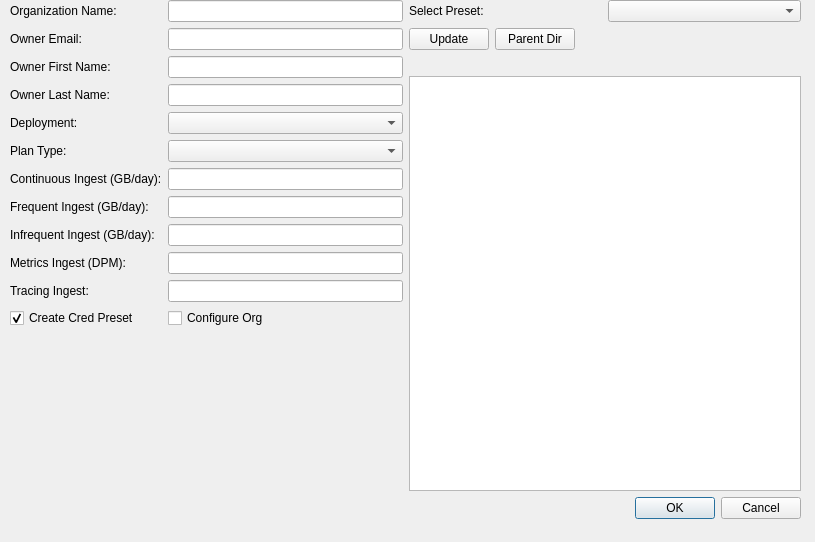
SumoLogic/sumologictoolbox, file data/org_details.ui: the form before one commit.
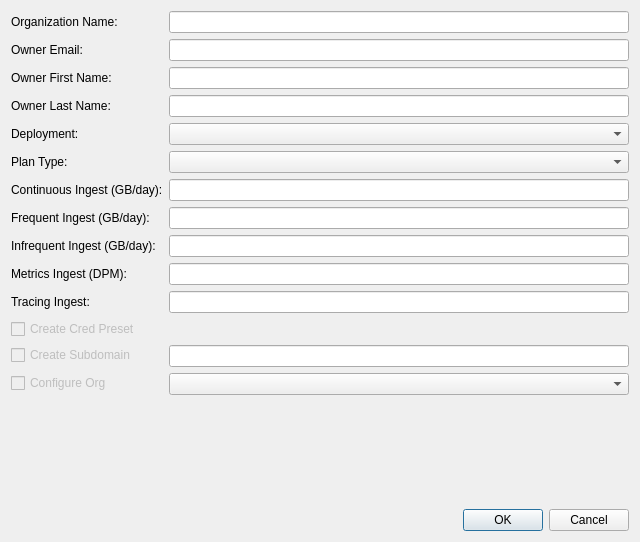
The form after the commit.

The edit to the form file:
```diff
--- a/data/org_details.ui
+++ b/data/org_details.ui
@@ -6,25 +6,16 @@
    <rect>
     <x>0</x>
     <y>0</y>
-    <width>815</width>
+    <width>640</width>
     <height>542</height>
    </rect>
   </property>
   <property name="windowTitle">
    <string>Dialog</string>
   </property>
-  <widget class="QWidget" name="">
-   <property name="geometry">
-    <rect>
-     <x>10</x>
-     <y>0</y>
-     <width>791</width>
-     <height>519</height>
-    </rect>
-   </property>
-   <layout class="QVBoxLayout" name="verticalLayout_2">
+  <layout class="QVBoxLayout" name="verticalLayout_4">
     <item>
-     <layout class="QHBoxLayout" name="horizontalLayout_3">
+    <layout class="QHBoxLayout" name="horizontalLayout_4">
       <item>
        <layout class="QFormLayout" name="formLayout">
         <item row="0" column="0">
@@ -139,83 +130,42 @@
         </item>
         <item row="11" column="0">
          <widget class="QCheckBox" name="checkBoxCreatePreset">
+         <property name="enabled">
+          <bool>false</bool>
+         </property>
           <property name="text">
            <string>Create Cred Preset</string>
           </property>
           <property name="checked">
-           <bool>true</bool>
+          <bool>false</bool>
           </property>
          </widget>
         </item>
-        <item row="11" column="1">
+       <item row="12" column="0">
+        <widget class="QCheckBox" name="checkBoxSubdomain">
+         <property name="enabled">
+          <bool>false</bool>
+         </property>
+         <property name="text">
+          <string>Create Subdomain</string>
+         </property>
+        </widget>
+       </item>
+       <item row="12" column="1">
+        <widget class="QLineEdit" name="lineEditSubdomain"/>
+       </item>
+       <item row="13" column="0">
          <widget class="QCheckBox" name="checkBoxConfigureOrg">
+         <property name="enabled">
+          <bool>false</bool>
+         </property>
           <property name="text">
            <string>Configure Org</string>
           </property>
          </widget>
         </item>
-       </layout>
-      </item>
-      <item>
-       <layout class="QVBoxLayout" name="verticalLayout">
-        <item>
-         <layout class="QHBoxLayout" name="horizontalLayout">
-          <item>
-           <widget class="QLabel" name="labelSelectPreset">
-            <property name="text">
-             <string>Select Preset:</string>
-            </property>
-           </widget>
-          </item>
-          <item>
-           <widget class="QComboBox" name="comboBoxPreset"/>
-          </item>
-         </layout>
-        </item>
-        <item>
-         <layout class="QHBoxLayout" name="horizontalLayout_2">
-          <item>
-           <widget class="QPushButton" name="pushButtonUpdate">
-            <property name="text">
-             <string>Update</string>
-            </property>
-           </widget>
-          </item>
-          <item>
-           <widget class="QPushButton" name="pushButtonParentDir">
-            <property name="text">
-             <string>Parent Dir</string>
-            </property>
-           </widget>
-          </item>
-          <item>
-           <spacer name="horizontalSpacer">
-            <property name="orientation">
-             <enum>Qt::Horizontal</enum>
-            </property>
-            <property name="sizeHint" stdset="0">
-             <size>
-              <width>40</width>
-              <height>20</height>
-             </size>
-            </property>
-           </spacer>
-          </item>
-         </layout>
-        </item>
-        <item>
-         <widget class="QLabel" name="labelDirectoryPath">
-          <property name="text">
-           <string/>
-          </property>
-         </widget>
-        </item>
-        <item>
-         <widget class="QListWidget" name="listWidgetConfigs">
-          <property name="sortingEnabled">
-           <bool>true</bool>
-          </property>
-         </widget>
+       <item row="13" column="1">
+        <widget class="QComboBox" name="comboBoxConfigPackage"/>
         </item>
        </layout>
       </item>
@@ -232,7 +182,6 @@
      </widget>
     </item>
    </layout>
-  </widget>
  </widget>
  <resources/>
  <connections>
```
Lines whose indentation alone changed are shown as unchanged.
